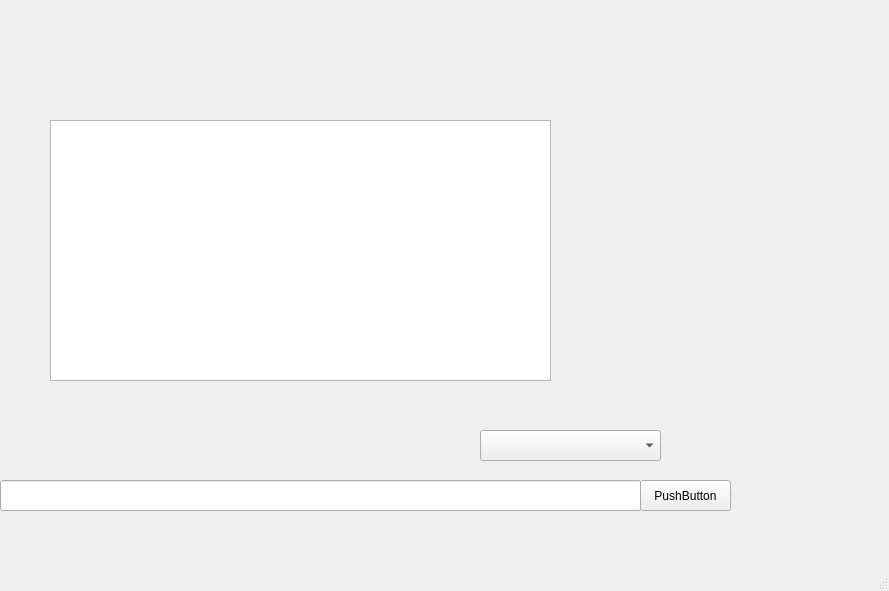
Above: entername2/server.ui from Parsa20231401/FAZE1.0 before the change. Below: the same form after it.
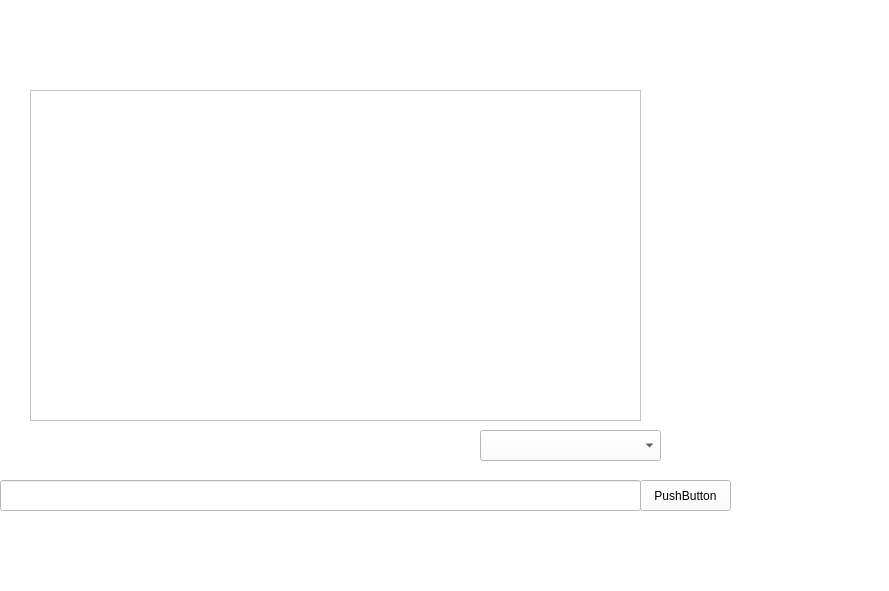
That is the form after the change.

Commit message: client to server done

Diff of the .ui file:
```diff
--- a/entername2/server.ui
+++ b/entername2/server.ui
@@ -13,6 +13,9 @@
   <property name="windowTitle">
    <string>MainWindow</string>
   </property>
+  <property name="styleSheet">
+   <string notr="true">background-color: rgb(255, 255, 255);</string>
+  </property>
   <widget class="QWidget" name="centralwidget">
    <widget class="QPushButton" name="pushButton">
     <property name="geometry">
@@ -50,10 +53,10 @@
    <widget class="QTextBrowser" name="textBrowser">
     <property name="geometry">
      <rect>
-      <x>50</x>
-      <y>120</y>
-      <width>501</width>
-      <height>261</height>
+      <x>30</x>
+      <y>90</y>
+      <width>611</width>
+      <height>331</height>
      </rect>
     </property>
    </widget>
```
Left out of the diff: 6 changed lines with no effect on the pictures. The commit also changes 7 other files.
